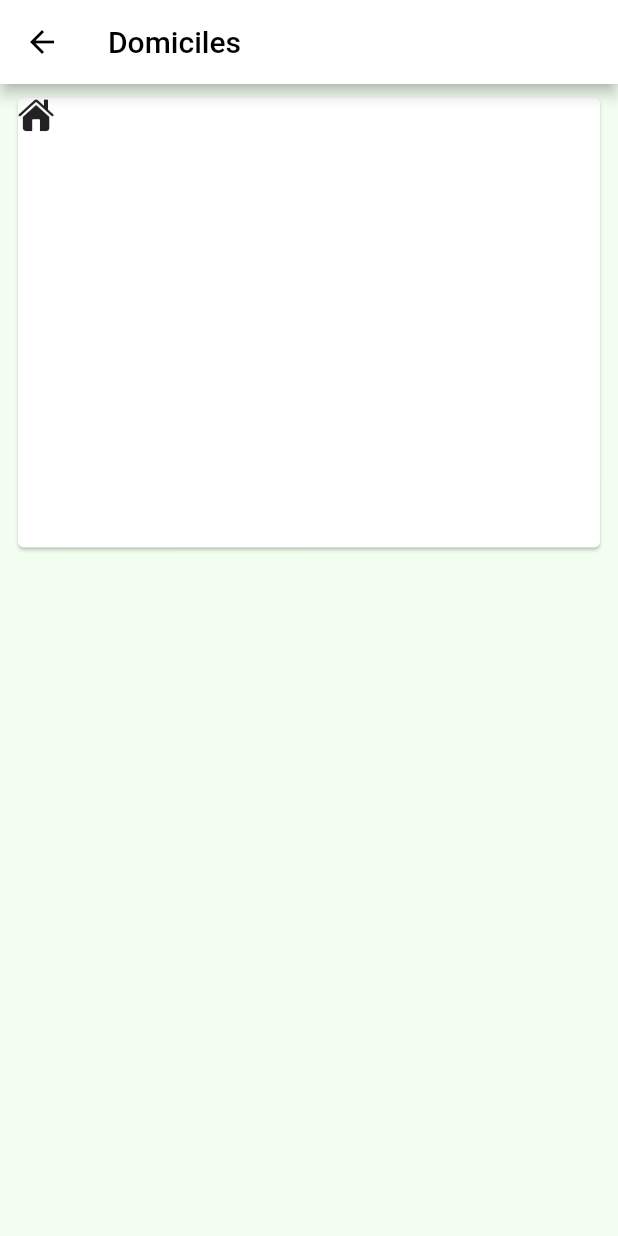
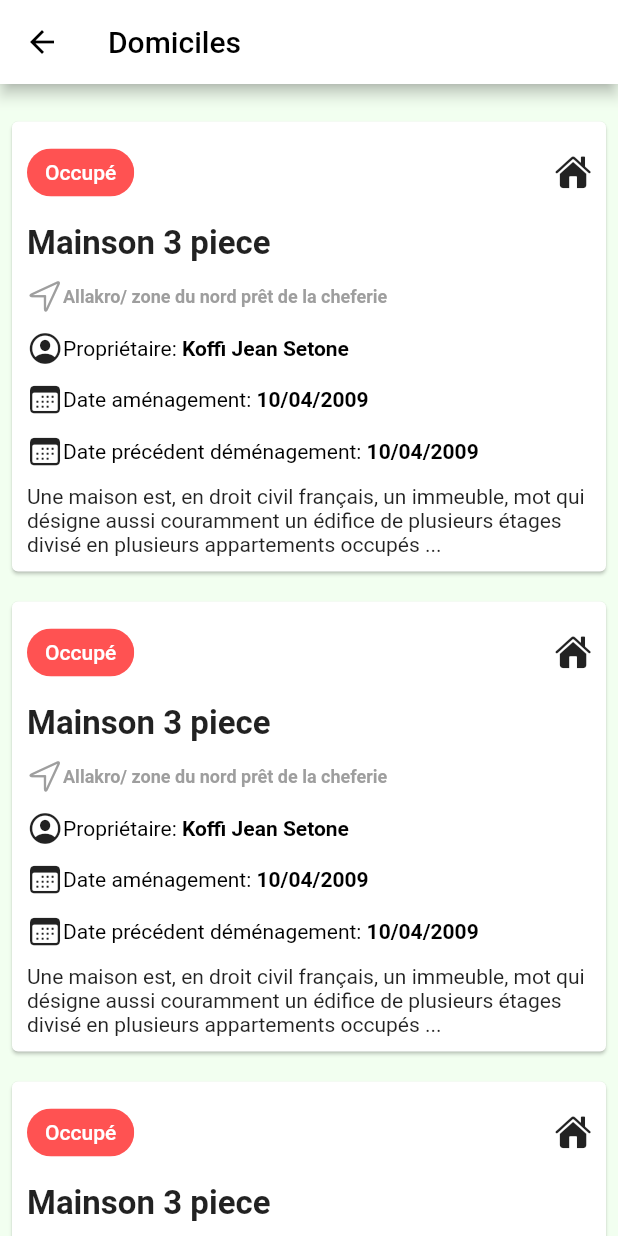
Before and after one commit to saturnedev12/allakro_app, a Flutter app: the ResidencePage screen opened directly, on a phone screen of 412 x 824 dp. Run offline on Flutter 3.47's test engine with Material 2 defaults, Android fonts, the phone set to English and light mode, and no system bars; our stand-ins replace bloc, flutter_bloc, flutter_image_slideshow, flutter_svg, google_maps_flutter, syncfusion_flutter_charts; missing offline and left inert: search_page; network calls fail.

Commit message:
domicile page

```diff
--- a/lib/features/residence/residence_page.dart
+++ b/lib/features/residence/residence_page.dart
@@ -18,21 +18,112 @@ class _ResidencePageState extends State<ResidencePage> {
           padding: const EdgeInsets.only(left: 8, right: 8, top: 5),
           child: Column(
             children: [
+              for (var i = 0; i < 7; i++)
                 Card(
+                  margin: EdgeInsets.only(top: 20),
                   child: Container(
+                    padding: EdgeInsets.all(10),
                     width: double.infinity,
                     height: 300,
                     child: Column(
+                      mainAxisAlignment: MainAxisAlignment.spaceBetween,
+                      crossAxisAlignment: CrossAxisAlignment.start,
                       children: [
                         Row(
+                          mainAxisAlignment: MainAxisAlignment.spaceBetween,
+                          children: const [
+                            Chip(
+                              backgroundColor: Colors.redAccent,
+                              label: Text(
+                                'Occupé',
+                                style: TextStyle(color: Colors.white),
+                              ),
+                            ),
+                            Icon(
+                              CupertinoIcons.house_fill,
+                            ),
+                          ],
+                        ),
+                        Text(
+                          'Mainson 3 piece',
+                          style: TextStyle(
+                            fontWeight: FontWeight.bold,
+                            fontSize: 22,
+                          ),
+                        ),
+                        Row(
                           children: [
-                          SizedBox(
-                            child: Icon(
-                              CupertinoIcons.house_fill,
+                            Icon(
+                              CupertinoIcons.location,
+                              color: Colors.grey,
+                            ),
+                            Text(
+                              'Allakro/ zone du nord prêt de la cheferie',
+                              style: TextStyle(
+                                fontWeight: FontWeight.bold,
+                                color: Colors.grey,
+                                fontSize: 12,
                               ),
                             ),
                           ],
                         ),
+                        Row(
+                          children: [
+                            Icon(CupertinoIcons.person_crop_circle),
+                            RichText(
+                                text: TextSpan(
+                              style: TextStyle(color: Colors.black),
+                              children: <TextSpan>[
+                                TextSpan(
+                                  text: 'Propriétaire: ',
+                                ),
+                                TextSpan(
+                                  text: 'Koffi Jean Setone',
+                                  style: TextStyle(fontWeight: FontWeight.bold),
+                                ),
+                              ],
+                            ))
+                          ],
+                        ),
+                        Row(
+                          children: [
+                            Icon(CupertinoIcons.calendar),
+                            RichText(
+                                text: TextSpan(
+                              style: TextStyle(color: Colors.black),
+                              children: <TextSpan>[
+                                TextSpan(
+                                  text: 'Date aménagement: ',
+                                ),
+                                TextSpan(
+                                  text: '10/04/2009',
+                                  style: TextStyle(fontWeight: FontWeight.bold),
+                                ),
+                              ],
+                            ))
+                          ],
+                        ),
+                        Row(
+                          children: [
+                            Icon(CupertinoIcons.calendar),
+                            RichText(
+                                text: TextSpan(
+                              style: TextStyle(color: Colors.black),
+                              children: <TextSpan>[
+                                TextSpan(
+                                  text: 'Date précédent déménagement: ',
+                                ),
+                                TextSpan(
+                                  text: '10/04/2009',
+                                  style: TextStyle(fontWeight: FontWeight.bold),
+                                ),
+                              ],
+                            ))
+                          ],
+                        ),
+                        Text(
+                          '''Une maison est, en droit civil français, un immeuble, mot qui désigne aussi couramment un édifice de plusieurs étages divisé en plusieurs appartements occupés ...''',
+                        )
                       ],
                     ),
                   ),
```
Lines whose indentation alone changed are shown as unchanged.
